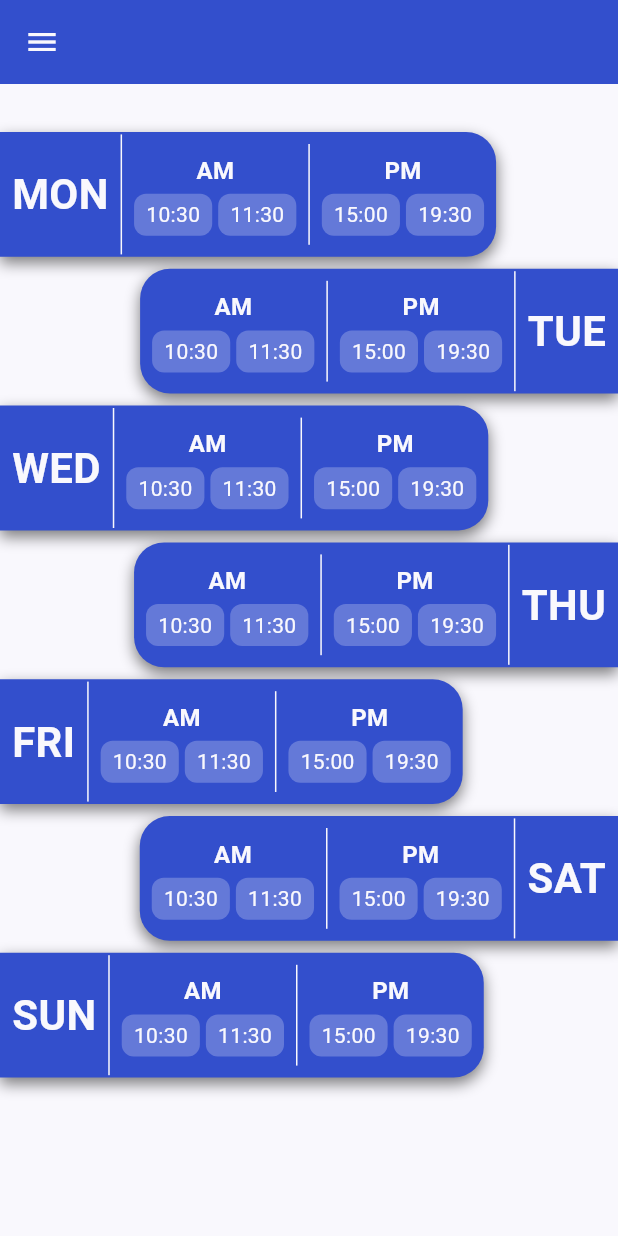
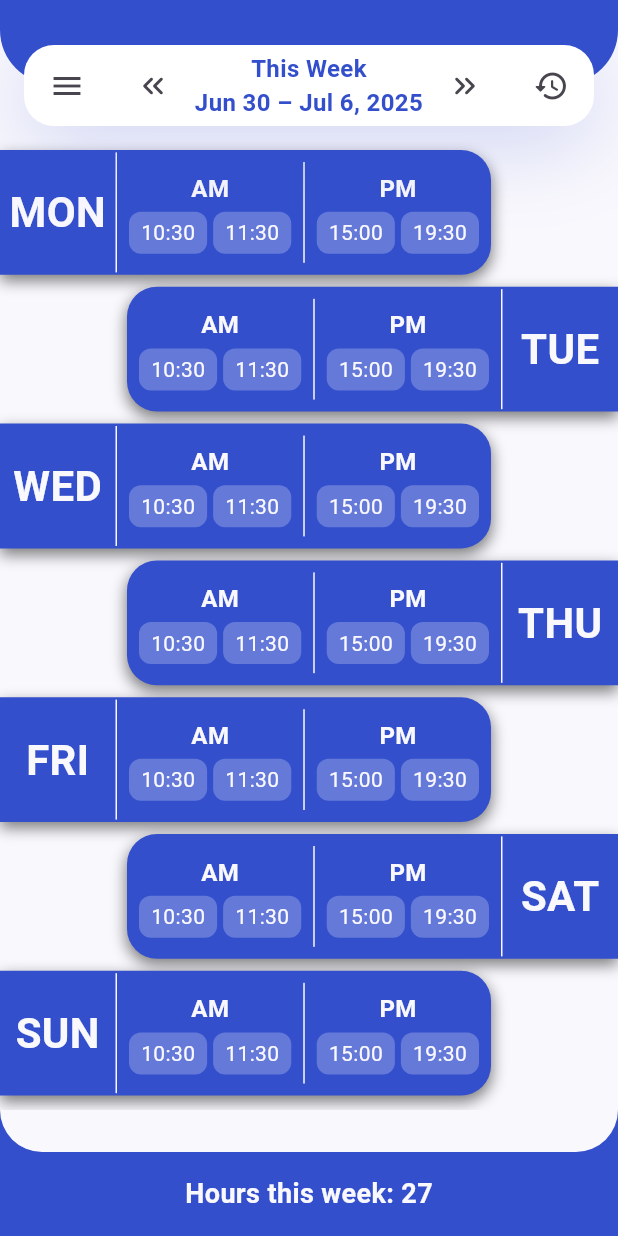
Before and after one commit to Chrint4/workshifts, a Flutter app: the screen it shows after launch, on a phone screen of 412 x 824 dp. Run offline on Flutter 3.47's test engine with Material 3 defaults, Android fonts, the phone set to English and light mode, and no system bars.

Commit message:
repurposed appbar

```diff
--- a/lib/screens/home/body.dart
+++ b/lib/screens/home/body.dart
@@ -1,59 +1,78 @@
 import 'package:flutter/material.dart';
 import 'package:workshifts/common/constants.dart';
 import 'package:workshifts/common/extensions.dart';
-import 'package:workshifts/screens/home/header_with_search.dart';
 
 class Body extends StatelessWidget {
   const Body({super.key});
 
   @override
   Widget build(BuildContext context) {
-    var size = MediaQuery.of(context).size;
-    return Column(
+    return SafeArea(
+      bottom: false,
+      child: Column(
         children: [
-        // HeaderWithSearchBox(size: size),
           Padding(
-          padding: const EdgeInsets.only(top: kDefaultPadding * 2),
+            padding: const EdgeInsets.only(top: kDefaultPadding),
             child: Column(
               spacing: kDefaultPadding / 2,
               children: List.generate(7, (index) => DayCard(index: index)),
             ),
           ),
 
-        // const SizedBox(height: kDefaultPadding * 1),
+          Spacer(),
 
-        // Expanded(
-        //   child: Stack(
-        //     children: [
-        //       Container(
-        //         decoration: BoxDecoration(color: kPrimaryCol),
-        //         child: Center(
-        //           child: Text(
-        //             'Bottom Bar',
-        //             style: TextStyle(
-        //               color: kBackgroundCol,
-        //               fontSize: 18,
-        //               fontWeight: FontWeight.bold,
-        //             ),
-        //           ),
-        //         ),
-        //       ),
-        //       Positioned(
-        //         top: -20,
-        //         left: 0,
-        //         right: 0,
-        //         child: Container(
-        //           height: 40,
-        //           decoration: BoxDecoration(
-        //             color: kBackgroundCol,
-        //             borderRadius: BorderRadius.circular(20),
-        //           ),
-        //         ),
-        //       ),
-        //     ],
-        //   ),
-        // ),
+          Footer(),
         ],
+      ),
+    );
+  }
+}
+
+class Footer extends StatelessWidget {
+  const Footer({super.key});
+
+  @override
+  Widget build(BuildContext context) {
+    return SizedBox(
+      height: kToolbarHeight * 1.5,
+      child: Stack(
+        clipBehavior: Clip.hardEdge,
+        children: [
+          Positioned(
+            left: 0,
+            right: 0,
+            bottom: 0,
+            child: Container(
+              height: kToolbarHeight * 1.5,
+              padding: EdgeInsets.only(top: kToolbarHeight / 2),
+              decoration: BoxDecoration(color: kPrimaryCol),
+              child: Center(
+                child: Text(
+                  'Hours this week: 27',
+                  style: TextStyle(
+                    color: kBackgroundCol,
+                    fontSize: 18,
+                    fontWeight: FontWeight.bold,
+                  ),
+                ),
+              ),
+            ),
+          ),
+
+          Positioned(
+            top: -kToolbarHeight / 2,
+            left: 0,
+            right: 0,
+            child: Container(
+              height: kToolbarHeight,
+              decoration: BoxDecoration(
+                color: kBackgroundCol,
+                borderRadius: BorderRadius.circular(kToolbarHeight / 2),
+              ),
+            ),
+          ),
+        ],
+      ),
     );
   }
 }
@@ -185,8 +204,8 @@ class CardShortDayDisplay extends StatelessWidget {
 
   @override
   Widget build(BuildContext context) {
-    return Padding(
-      padding: EdgeInsets.symmetric(horizontal: kDefaultPadding / 2),
+    return Container(
+      width: 77,
       child: Text(
         kWeek[index].short,
         textAlign: TextAlign.center,
--- /dev/null
+++ b/lib/screens/home/home_app_bar.dart
@@ -0,0 +1,163 @@
+import 'package:flutter/material.dart';
+import 'package:flutter/services.dart';
+import 'package:intl/intl.dart';
+import 'package:workshifts/common/constants.dart';
+
+class HomeAppBar extends StatefulWidget implements PreferredSizeWidget {
+  const HomeAppBar({super.key});
+
+  @override
+  State<HomeAppBar> createState() => _HomeAppBarState();
+
+  @override
+  Size get preferredSize => const Size.fromHeight(kToolbarHeight * 1.5);
+}
+
+class _HomeAppBarState extends State<HomeAppBar> {
+  DateTime currentWeekStart = _getStartOfWeek(DateTime.now());
+
+  static DateTime _getStartOfWeek(DateTime date) {
+    return date.subtract(Duration(days: date.weekday - 1));
+  }
+
+  String _formatWeekRange(DateTime weekStart) {
+    final weekEnd = weekStart.add(const Duration(days: 6));
+    final today = DateTime.now();
+
+    final normalizedToday = DateTime(today.year, today.month, today.day);
+
+    final thisWeek =
+        (normalizedToday.isAfter(weekStart.subtract(const Duration(days: 1))) &&
+            normalizedToday.isBefore(weekEnd.add(const Duration(days: 1))))
+        ? "This Week \n"
+        : "";
+
+    final startFormat = DateFormat('MMM d');
+    final endFormatSameMonth = DateFormat('d, yyyy');
+    final endFormatDifferentMonth = DateFormat('MMM d, yyyy');
+
+    if (weekStart.month == weekEnd.month) {
+      return "$thisWeek${startFormat.format(weekStart)} – ${endFormatSameMonth.format(weekEnd)}";
+    } else {
+      return "$thisWeek${startFormat.format(weekStart)} – ${endFormatDifferentMonth.format(weekEnd)}";
+    }
+  }
+
+  @override
+  Widget build(BuildContext context) {
+    final useDarkIcons = kPrimaryCol.computeLuminance() > 0.5;
+
+    return AnnotatedRegion<SystemUiOverlayStyle>(
+      value: useDarkIcons
+          ? SystemUiOverlayStyle.dark
+          : SystemUiOverlayStyle.light,
+      child: Material(
+        color: Colors.transparent,
+        child: SizedBox(
+          height: kToolbarHeight * 1.5,
+          child: Stack(
+            clipBehavior: Clip.none,
+            children: [
+              Container(
+                height: kToolbarHeight,
+                decoration: BoxDecoration(
+                  color: kPrimaryCol,
+                  borderRadius: const BorderRadius.only(
+                    bottomLeft: Radius.circular(36),
+                    bottomRight: Radius.circular(36),
+                  ),
+                ),
+              ),
+              Positioned(
+                bottom: 0,
+                left: 0,
+                right: 0,
+                child: SizedBox(
+                  height: 54,
+                  child: Container(
+                    margin: const EdgeInsets.symmetric(
+                      horizontal: kDefaultPadding,
+                    ),
+                    decoration: BoxDecoration(
+                      color: Colors.white,
+                      borderRadius: BorderRadius.circular(20),
+                      boxShadow: [
+                        BoxShadow(
+                          offset: const Offset(0, 10),
+                          blurRadius: 50,
+                          color: kPrimaryCol.withOpacity(0.23),
+                        ),
+                      ],
+                    ),
+                    child: Row(
+                      mainAxisAlignment: MainAxisAlignment.spaceAround,
+                      children: [
+                        IconButton(
+                          onPressed: () {},
+                          icon: const Icon(Icons.menu),
+                        ),
+                        Row(
+                          mainAxisAlignment: MainAxisAlignment.center,
+                          children: [
+                            IconButton(
+                              icon: const Icon(
+                                Icons.keyboard_double_arrow_left_rounded,
+                              ),
+                              onPressed: () {
+                                setState(() {
+                                  currentWeekStart = currentWeekStart.subtract(
+                                    const Duration(days: 7),
+                                  );
+                                });
+                              },
+                            ),
+                            SizedBox(
+                              width: 160,
+                              child: Center(
+                                child: Text(
+                                  _formatWeekRange(currentWeekStart),
+                                  textAlign: TextAlign.center,
+                                  style: TextStyle(
+                                    fontWeight: FontWeight.bold,
+                                    fontSize: 16,
+                                    color: kPrimaryCol,
+                                  ),
+                                ),
+                              ),
+                            ),
+                            IconButton(
+                              icon: const Icon(
+                                Icons.keyboard_double_arrow_right_rounded,
+                              ),
+                              onPressed: () {
+                                setState(() {
+                                  currentWeekStart = currentWeekStart.add(
+                                    const Duration(days: 7),
+                                  );
+                                });
+                              },
+                            ),
+                          ],
+                        ),
+                        IconButton(
+                          onPressed: () {
+                            setState(() {
+                              currentWeekStart = _getStartOfWeek(
+                                DateTime.now(),
+                              );
+                            });
+                          },
+                          icon: const Icon(Icons.restore_rounded),
+                        ),
+                      ],
+                    ),
+                  ),
+                ),
+              ),
+            ],
+          ),
+        ),
+      ),
+    );
+  }
+}
--- a/lib/screens/home/home_screen.dart
+++ b/lib/screens/home/home_screen.dart
@@ -1,23 +1,12 @@
 import 'package:flutter/material.dart';
 import 'package:workshifts/screens/home/body.dart';
+import 'package:workshifts/screens/home/home_app_bar.dart';
 
 class HomeScreen extends StatelessWidget {
   const HomeScreen({super.key});
 
   @override
   Widget build(BuildContext context) {
-    return Scaffold(appBar: buildAppBar(), body: Body());
+    return Scaffold(appBar: HomeAppBar(), body: Body());
   }
-
-  AppBar buildAppBar() {
-    return AppBar(
-      elevation: 0,
-      leading: IconButton(onPressed: () {}, icon: Icon(Icons.menu)),
-      centerTitle: true,
-      // title: Text("Hello"),
-      // backgroundColor: ,
-    );
-  }
-
-  // PreferredSizeWidget newAppBar() {}
 }
```
Lines whose indentation alone changed are shown as unchanged.
